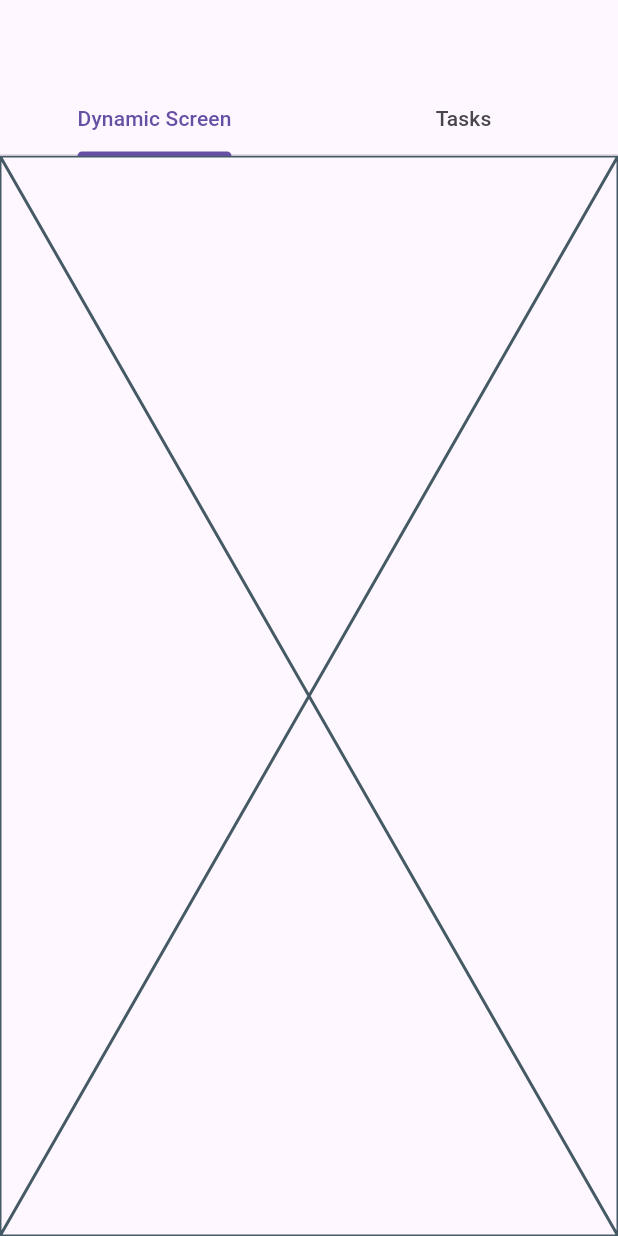
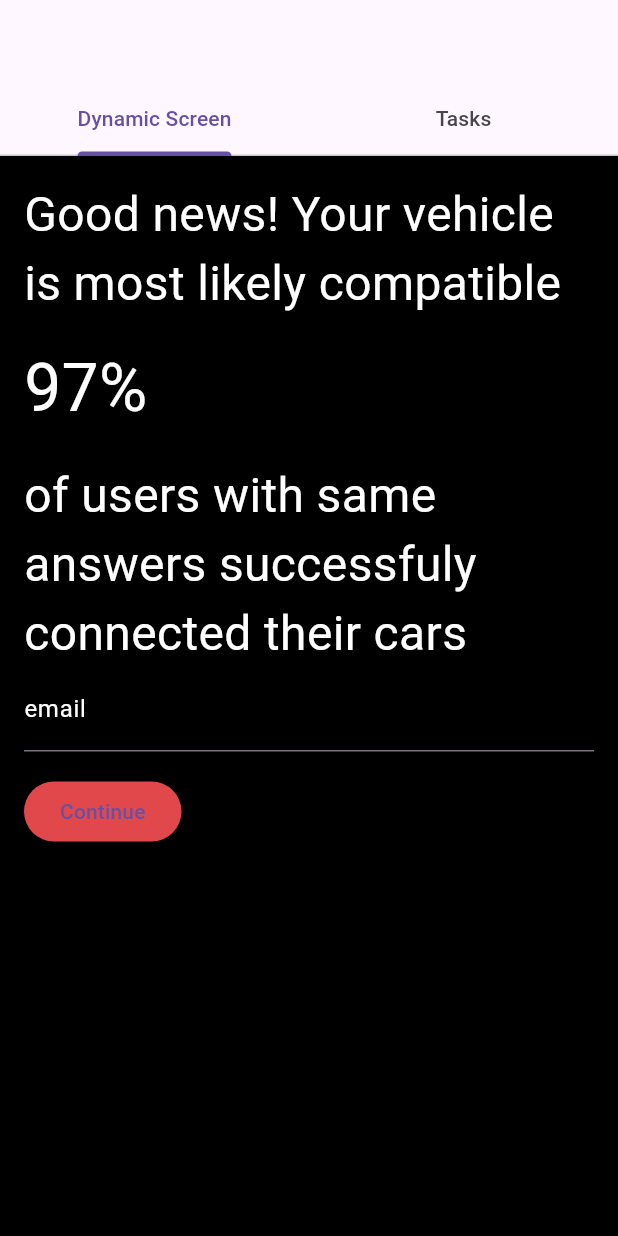
Before and after one commit to ramilsalihar/dynamic_ui, a Flutter app: the screen it shows after launch, on a phone screen of 412 x 824 dp. Run offline on Flutter 3.47's test engine with Material 3 defaults, Android fonts, the light colour scheme and no system bars; our stand-ins replace firebase_core; accounts and stored records are empty.

Commit message:
first tab added

```diff
--- /dev/null
+++ b/assets/screen_1.json
@@ -0,0 +1,64 @@
+{
+  "background_color": "000000",
+  "components": [
+    {
+      "type": "textView",
+      "params": {
+        "size": 32,
+        "color": "FFFFFF",
+        "text": "Good news! Your vehicle is most likely compatible"
+      }
+    },
+    {
+      "type": "margin",
+      "params": {
+        "paddingV": 16,
+        "paddingH": 12
+      }
+    },
+    {
+      "type": "textView",
+      "params": {
+        "size": 44,
+        "color": "FFFFFF",
+        "text": "97%"
+      }
+    },
+    {
+      "type": "margin",
+      "params": {
+        "paddingV": 16,
+        "paddingH": 12
+      }
+    },
+    {
+      "type": "textView",
+      "params": {
+        "size": 32,
+        "color": "FFFFFF",
+        "text": "of users with same answers successfuly connected their cars"
+      }
+    },
+    {
+      "type": "input",
+      "params": {
+        "inputName": "email",
+        "color": "FFFFFF"
+      }
+    },
+    {
+      "type": "margin",
+      "params": {
+        "paddingV": 16,
+        "paddingH": 12
+      }
+    },
+    {
+      "type": "nextButton",
+      "params": {
+        "color": "E0484B",
+        "text": "Continue"
+      }
+    }
+  ]
+}
--- /dev/null
+++ b/lib/core/dummy_data.dart
@@ -0,0 +1,64 @@
+const jsonString = '''{
+  "background_color": "000000",
+  "components": [
+    {
+      "type": "textView",
+      "params": {
+        "size": 32,
+        "color": "FFFFFF",
+        "text": "Good news! Your vehicle is most likely compatible"
+      }
+    },
+    {
+      "type": "margin",
+      "params": {
+        "paddingV": 16,
+        "paddingH": 12
+      }
+    },
+    {
+      "type": "textView",
+      "params": {
+        "size": 44,
+        "color": "FFFFFF",
+        "text": "97%"
+      }
+    },
+    {
+      "type": "margin",
+      "params": {
+        "paddingV": 16,
+        "paddingH": 12
+      }
+    },
+    {
+      "type": "textView",
+      "params": {
+        "size": 32,
+        "color": "FFFFFF",
+        "text": "of users with same answers successfuly connected their cars"
+      }
+    },
+    {
+      "type": "input",
+      "params": {
+        "inputName": "email",
+        "color": "FFFFFF"
+      }
+    },
+    {
+      "type": "margin",
+      "params": {
+        "paddingV": 16,
+        "paddingH": 12
+      }
+    },
+    {
+      "type": "nextButton",
+      "params": {
+        "color": "E0484B",
+        "text": "Continue"
+      }
+    }
+  ]
+}''';
--- a/lib/main.dart
+++ b/lib/main.dart
@@ -1,4 +1,7 @@
+import 'dart:convert';
+
 import 'package:dynamic_ui/firebase_options.dart';
+import 'package:dynamic_ui/models/screen_config.dart';
 import 'package:dynamic_ui/screens/first_tab_screen.dart';
 import 'package:dynamic_ui/screens/second_tab_screen.dart';
 import 'package:firebase_core/firebase_core.dart';
--- /dev/null
+++ b/lib/models/screen_config.dart
@@ -0,0 +1,31 @@
+import 'package:flutter/material.dart';
+
+class Component {
+  final String type;
+  final Map<String, dynamic> params;
+
+  Component({required this.type, required this.params});
+
+  factory Component.fromJson(Map<String, dynamic> json) {
+    return Component(
+      type: json['type'],
+      params: json['params'] as Map<String, dynamic>,
+    );
+  }
+}
+
+class ScreenConfig {
+  final String backgroundColor;
+  final List<Component> components;
+
+  ScreenConfig({required this.backgroundColor, required this.components});
+
+  factory ScreenConfig.fromJson(Map<String, dynamic> json) {
+    return ScreenConfig(
+      backgroundColor: json['background_color'],
+      components: (json['components'] as List)
+          .map((e) => Component.fromJson(e as Map<String, dynamic>))
+          .toList(),
+    );
+  }
+}
--- a/lib/screens/first_tab_screen.dart
+++ b/lib/screens/first_tab_screen.dart
@@ -1,10 +1,72 @@
+import 'dart:convert';
+import 'package:dynamic_ui/core/dummy_data.dart';
+import 'package:dynamic_ui/models/screen_config.dart';
 import 'package:flutter/material.dart';
+import 'package:flutter/services.dart';
 
 class FirstTabScreen extends StatelessWidget {
   const FirstTabScreen({super.key});
 
   @override
   Widget build(BuildContext context) {
-    return const Placeholder();
+    final screenConfig = ScreenConfig.fromJson(
+      json.decode(jsonString) as Map<String, dynamic>,
+    );
+
+    final backgroundColor = Color(
+      int.parse('0xFF${screenConfig.backgroundColor}'),
+    );
+
+    return Container(
+      color: backgroundColor,
+      child: Padding(
+        padding: const EdgeInsets.all(16.0),
+        child: Column(
+          crossAxisAlignment: CrossAxisAlignment.start,
+          children: screenConfig.components.map((component) {
+            return _buildComponent(component);
+          }).toList(),
+        ),
+      ),
+    );
+  }
+
+  Widget _buildComponent(Component component) {
+    switch (component.type) {
+      case 'textView':
+        return Text(
+          component.params['text'] ?? 'Default Text',
+          style: TextStyle(
+            fontSize: (component.params['size'] ?? 16).toDouble(),
+            color: Color(
+                int.parse('0xFF${component.params['color'] ?? '000000'}')),
+          ),
+        );
+      case 'margin':
+        return SizedBox(
+          height: (component.params['paddingV'] ?? 8).toDouble(),
+          width: (component.params['paddingH'] ?? 8).toDouble(),
+        );
+      case 'input':
+        return TextField(
+          decoration: InputDecoration(
+            labelText: component.params['inputName'] ?? 'Input',
+            labelStyle: TextStyle(
+              color: Color(int.parse('0xFF${component.params['color']}')),
+            ),
+          ),
+        );
+      case 'nextButton':
+        return ElevatedButton(
+          style: ElevatedButton.styleFrom(
+            backgroundColor:
+                Color(int.parse('0xFF${component.params['color']}')),
+          ),
+          onPressed: () {},
+          child: Text(component.params['text'] ?? 'Button'),
+        );
+      default:
+        return SizedBox.shrink();
+    }
   }
 }
--- a/pubspec.yaml
+++ b/pubspec.yaml
@@ -14,6 +14,7 @@ dependencies:
 
   cupertino_icons: ^1.0.8
   firebase_core: ^3.8.0
+  json_dynamic_widget: ^7.3.1+8
 
 dev_dependencies:
   flutter_test:
```
Also changed, not shown: pubspec.lock.
